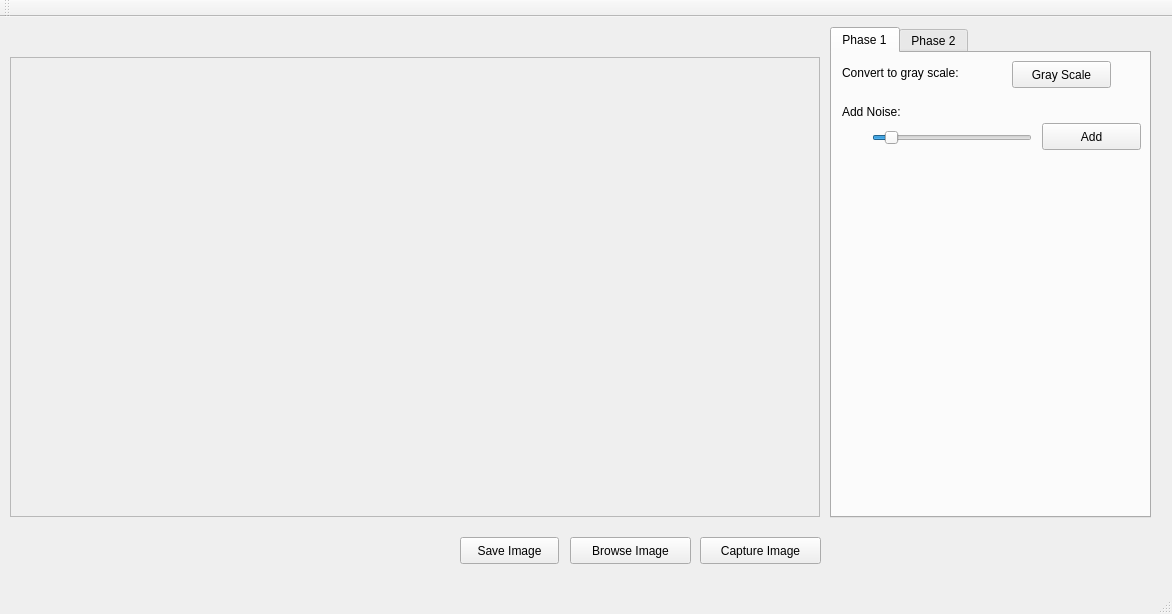
First picture: the form in mainwindow.ui, repository sina-cb/ColonD_ImageProcessor, before the edit.
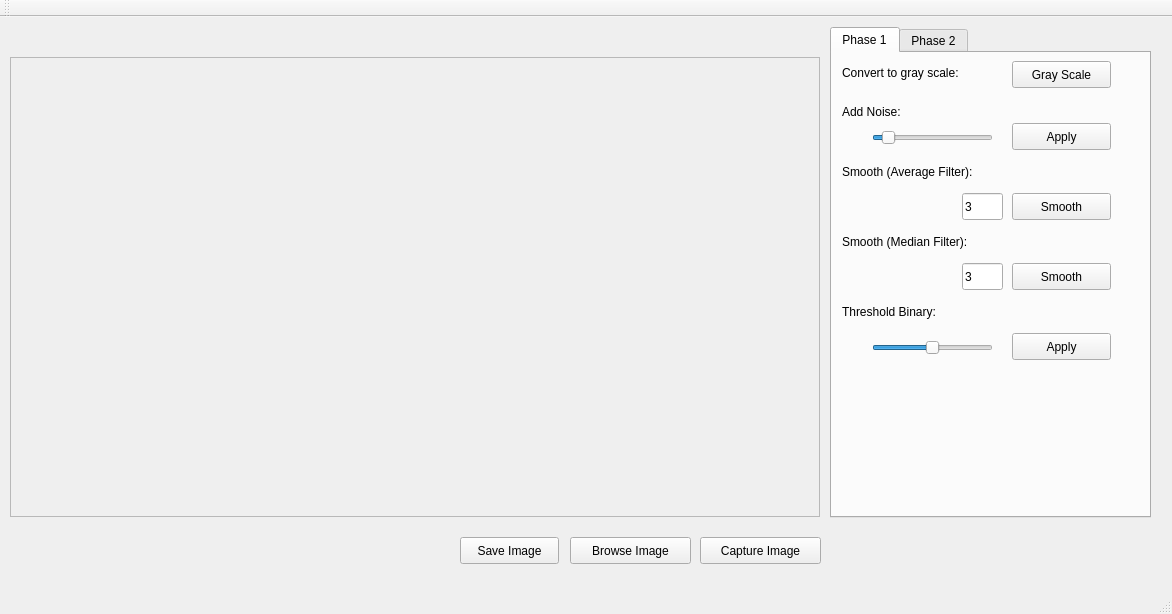
Second picture: the form after the edit.

Commit message: Upto the Threshold black and white

What changed in the file:
```diff
--- a/mainwindow.ui
+++ b/mainwindow.ui
@@ -149,7 +149,7 @@
        <rect>
         <x>40</x>
         <y>70</y>
-        <width>160</width>
+        <width>121</width>
         <height>29</height>
        </rect>
       </property>
@@ -166,17 +166,143 @@
        <enum>Qt::Horizontal</enum>
       </property>
      </widget>
-     <widget class="QPushButton" name="addNoiseBtn">
+     <widget class="QLabel" name="label_3">
       <property name="geometry">
        <rect>
-        <x>210</x>
+        <x>10</x>
+        <y>110</y>
+        <width>181</width>
+        <height>17</height>
+       </rect>
+      </property>
+      <property name="text">
+       <string>Smooth (Average Filter):</string>
+      </property>
+     </widget>
+     <widget class="QPushButton" name="smoothBtn">
+      <property name="geometry">
+       <rect>
+        <x>180</x>
+        <y>140</y>
+        <width>99</width>
+        <height>27</height>
+       </rect>
+      </property>
+      <property name="text">
+       <string>Smooth</string>
+      </property>
+     </widget>
+     <widget class="QLineEdit" name="filterWidthTxt">
+      <property name="geometry">
+       <rect>
+        <x>130</x>
+        <y>140</y>
+        <width>41</width>
+        <height>27</height>
+       </rect>
+      </property>
+      <property name="text">
+       <string>3</string>
+      </property>
+     </widget>
+     <widget class="QPushButton" name="applyNoiseBtn">
+      <property name="geometry">
+       <rect>
+        <x>180</x>
         <y>70</y>
         <width>99</width>
         <height>27</height>
        </rect>
       </property>
       <property name="text">
-       <string>Add</string>
+       <string>Apply</string>
+      </property>
+     </widget>
+     <widget class="QLabel" name="label_4">
+      <property name="geometry">
+       <rect>
+        <x>10</x>
+        <y>180</y>
+        <width>181</width>
+        <height>17</height>
+       </rect>
+      </property>
+      <property name="text">
+       <string>Smooth (Median Filter):</string>
+      </property>
+     </widget>
+     <widget class="QLineEdit" name="medianFilterWidthTxt">
+      <property name="geometry">
+       <rect>
+        <x>130</x>
+        <y>210</y>
+        <width>41</width>
+        <height>27</height>
+       </rect>
+      </property>
+      <property name="text">
+       <string>3</string>
+      </property>
+     </widget>
+     <widget class="QPushButton" name="medianBtn">
+      <property name="geometry">
+       <rect>
+        <x>180</x>
+        <y>210</y>
+        <width>99</width>
+        <height>27</height>
+       </rect>
+      </property>
+      <property name="text">
+       <string>Smooth</string>
+      </property>
+     </widget>
+     <widget class="QPushButton" name="thresholdBinBtn">
+      <property name="geometry">
+       <rect>
+        <x>180</x>
+        <y>280</y>
+        <width>99</width>
+        <height>27</height>
+       </rect>
+      </property>
+      <property name="text">
+       <string>Apply</string>
+      </property>
+     </widget>
+     <widget class="QLabel" name="label_5">
+      <property name="geometry">
+       <rect>
+        <x>10</x>
+        <y>250</y>
+        <width>181</width>
+        <height>17</height>
+       </rect>
+      </property>
+      <property name="text">
+       <string>Threshold Binary:</string>
+      </property>
+     </widget>
+     <widget class="QSlider" name="thresholdBinSlide">
+      <property name="geometry">
+       <rect>
+        <x>40</x>
+        <y>280</y>
+        <width>121</width>
+        <height>29</height>
+       </rect>
+      </property>
+      <property name="maximum">
+       <number>255</number>
+      </property>
+      <property name="singleStep">
+       <number>5</number>
+      </property>
+      <property name="value">
+       <number>128</number>
+      </property>
+      <property name="orientation">
+       <enum>Qt::Horizontal</enum>
       </property>
      </widget>
     </widget>
```
The commit also changes 8 other files.
